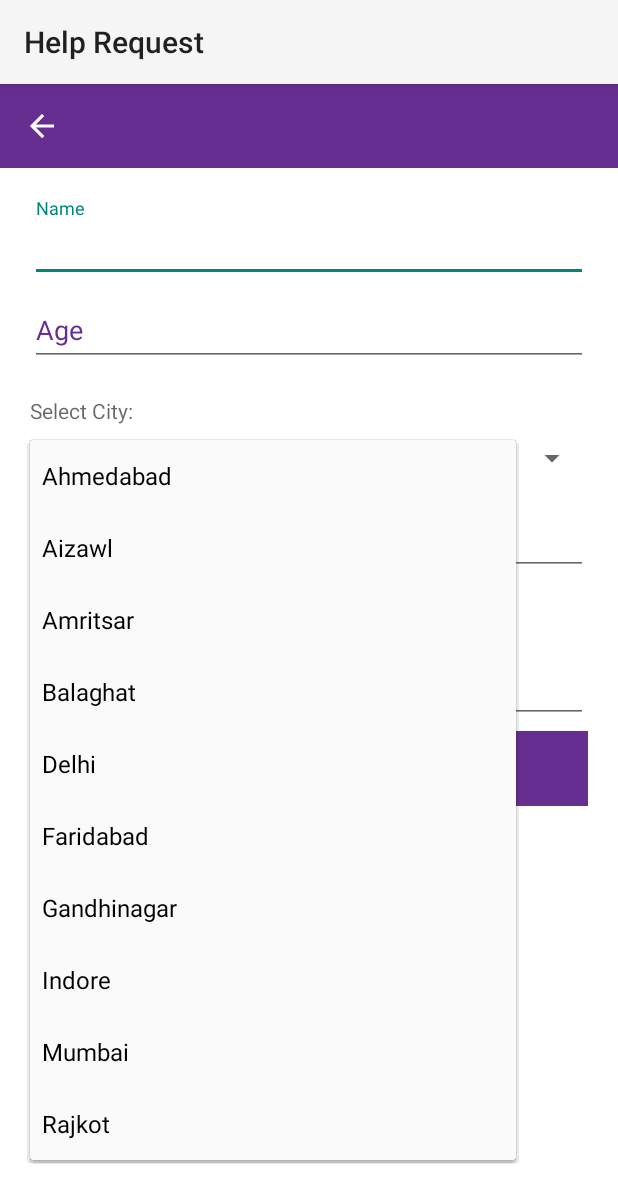
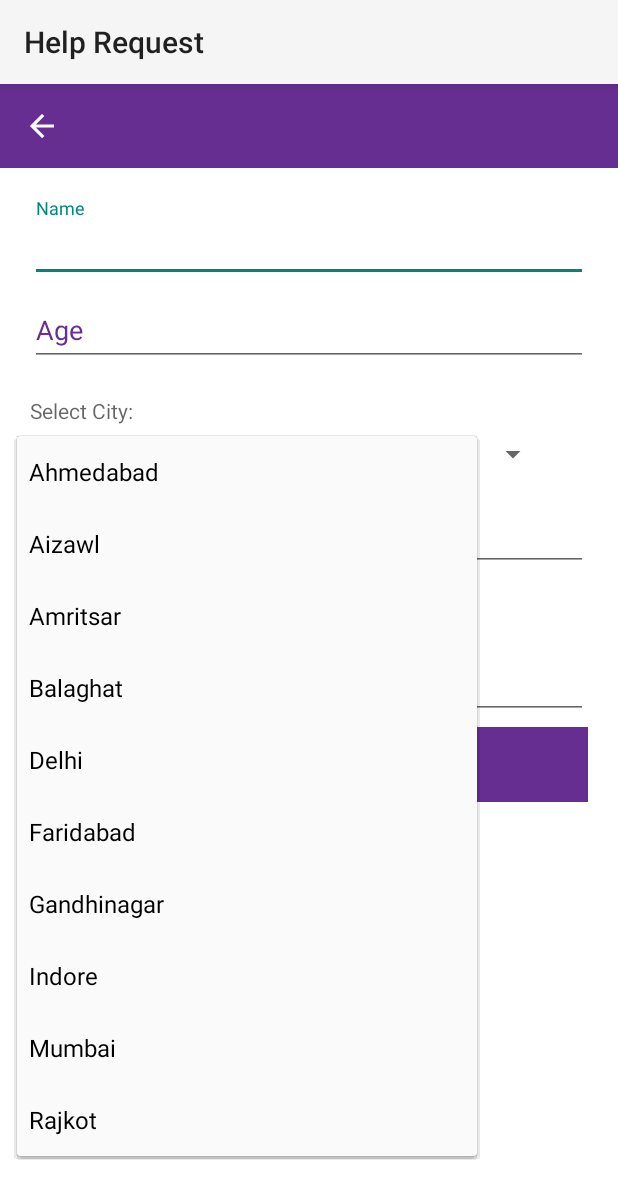
Before and after one commit to CodersForLife/Helping-Seniors, an Android app: the AddDetails screen opened directly, with no data from a screen before it, after a tap on "Ahmedabad", on a phone screen of 412 x 824 dp. Shown: the top 1203 px of the screen. Run offline under Robolectric (Android 15) with nearby library versions, the phone set to English and light mode, and no system bars; 1 statement that could not run was skipped.

Commit message:
minor bug fixes

```diff
--- a/app/src/main/java/com/helpmesonteam/helpmeson/activity/FirstScreen.java
+++ b/app/src/main/java/com/helpmesonteam/helpmeson/activity/FirstScreen.java
@@ -19,9 +19,11 @@ public class FirstScreen extends BaseActivity {
     @Override
     protected void onCreate(Bundle savedInstanceState) {
         super.onCreate(savedInstanceState);
+        hideToolbar();
         setContentView(R.layout.activity_first_screen);
         mnumber=(EditText)findViewById(R.id.mnumber);
        // mnumber.setText();
+
         mnumber.append("+91");
 //        mnumber.moveCursorToVisibleOffset();
         mnumber.setOnEditorActionListener(new TextView.OnEditorActionListener() {
--- a/app/src/main/res/layout/activity_add_details.xml
+++ b/app/src/main/res/layout/activity_add_details.xml
@@ -81,10 +81,11 @@
             android:id="@+id/city_spinner"
             android:layout_width="match_parent"
             android:layout_height="wrap_content"
-            android:layout_marginTop="10dp"
+            android:layout_marginTop="7dp"
+            android:layout_marginRight="17dp"
             android:layout_gravity="center_horizontal"
             android:layout_weight="0.25"
-            android:gravity="left" />
+            android:gravity="center" />
         <LinearLayout
             android:layout_width="match_parent"
             android:layout_height="10dp"/>
```
